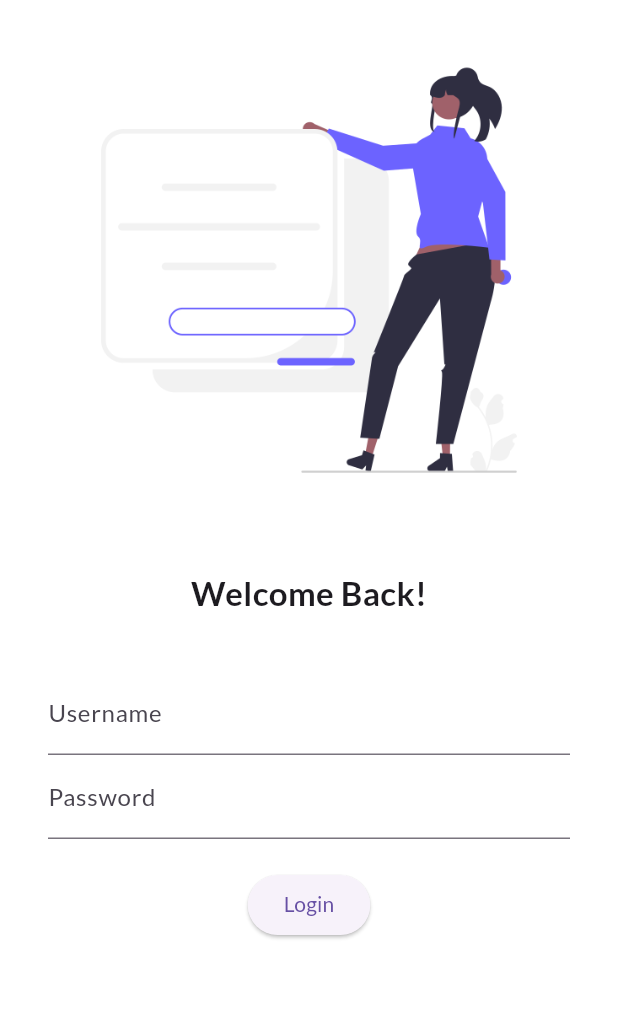
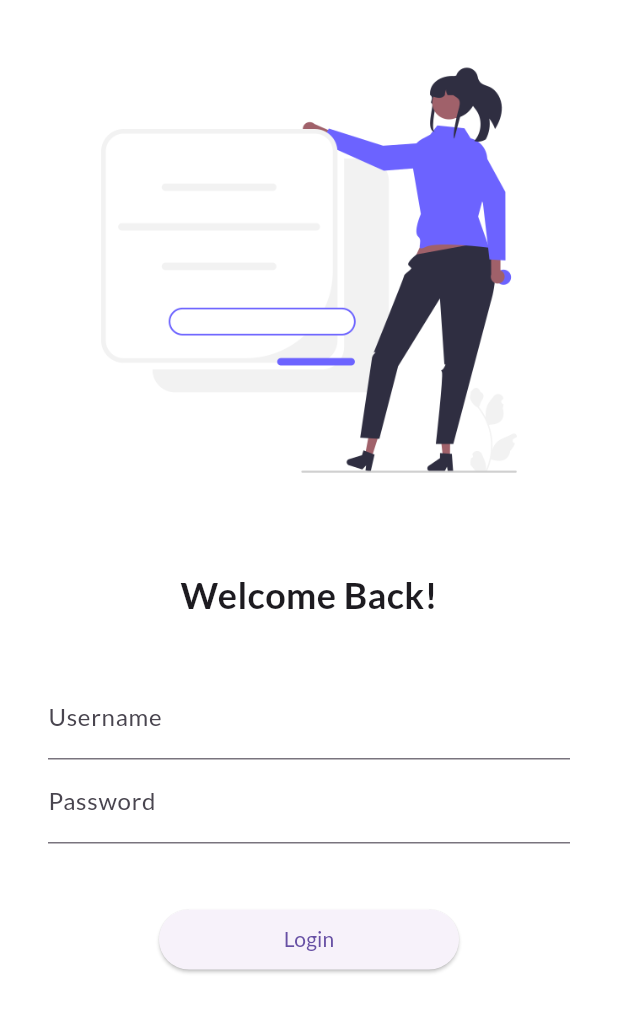
Before and after one commit to bajuddin15/30DaysOfFlutter, a Flutter app: the screen it shows after launch, on a phone screen of 412 x 824 dp. Shown: the top 1012 px of the screen. Run offline on Flutter 3.47's test engine with Material 3 defaults, Android fonts, the phone set to English and light mode, and no system bars; our stand-ins replace google_fonts.

Commit message:
day 5 completed

```diff
--- a/lib/main.dart
+++ b/lib/main.dart
@@ -1,4 +1,5 @@
 import 'package:flutter/material.dart';
+import 'package:flutter_learn/utils/routes.dart';
 import 'package:google_fonts/google_fonts.dart';
 import 'package:flutter_learn/pages/home_page.dart';
 import 'package:flutter_learn/pages/login_page.dart';
@@ -18,12 +19,13 @@ class MyApp extends StatelessWidget {
             appBarTheme: AppBarTheme(backgroundColor: Colors.pink),
             fontFamily: GoogleFonts.lato().fontFamily,
             primaryTextTheme: GoogleFonts.latoTextTheme()),
+        debugShowCheckedModeBanner: false,
         darkTheme: ThemeData(brightness: Brightness.dark),
         initialRoute: "/",
         routes: {
           "/": (context) => LoginPage(),
-          "/home": (context) => HomePage(),
-          "/login": (context) => LoginPage()
+          MyRoutes.homeRoute: (context) => HomePage(),
+          MyRoutes.loginRoute: (context) => LoginPage()
         });
   }
 }
--- a/lib/pages/login_page.dart
+++ b/lib/pages/login_page.dart
@@ -1,4 +1,5 @@
 import 'package:flutter/material.dart';
+import 'package:flutter_learn/utils/routes.dart';
 
 class LoginPage extends StatelessWidget {
   const LoginPage({super.key});
@@ -7,6 +8,7 @@ class LoginPage extends StatelessWidget {
   Widget build(BuildContext context) {
     return Material(
       color: Colors.white,
+      child: SingleChildScrollView(
         child: Column(
           children: [
             Image.asset(
@@ -16,7 +18,7 @@ class LoginPage extends StatelessWidget {
             SizedBox(height: 20),
             Text(
               "Welcome Back!",
-            style: TextStyle(fontSize: 22, fontWeight: FontWeight.bold),
+              style: TextStyle(fontSize: 24, fontWeight: FontWeight.bold),
             ),
             SizedBox(height: 20),
             Padding(
@@ -34,20 +36,21 @@ class LoginPage extends StatelessWidget {
                         hintText: "Enter password", labelText: "Password"),
                   ),
                   SizedBox(
-                  height: 20.0,
+                    height: 40.0,
                   ),
                   ElevatedButton(
+                    child: Text("Login"),
+                    style: TextButton.styleFrom(minimumSize: Size(200, 40)),
                     onPressed: () {
-                    print("Login Button pressed.");
+                      Navigator.pushNamed(context, MyRoutes.homeRoute);
                     },
-                  child: Text("Login"),
-                  style: TextButton.styleFrom(),
                   )
                 ],
               ),
             ),
           ],
         ),
+      ),
     );
   }
 }
--- /dev/null
+++ b/lib/utils/routes.dart
@@ -0,0 +1,4 @@
+class MyRoutes {
+  static String loginRoute = "/login";
+  static String homeRoute = "/home";
+}
```
Lines whose indentation alone changed are shown as unchanged.
